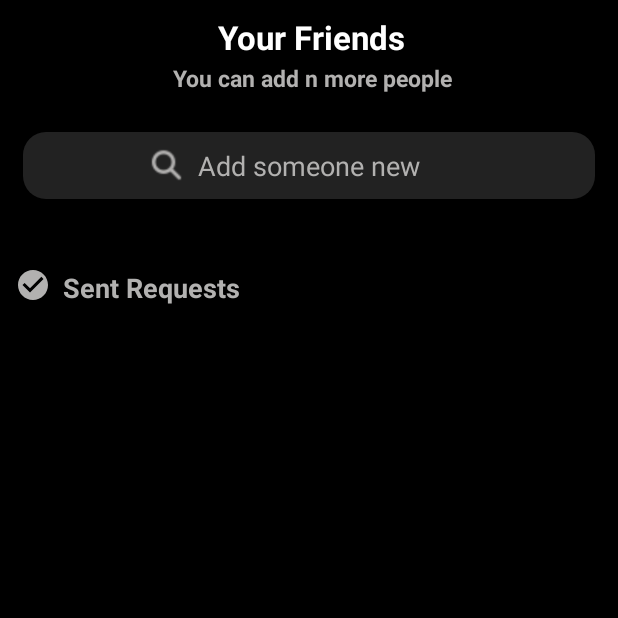
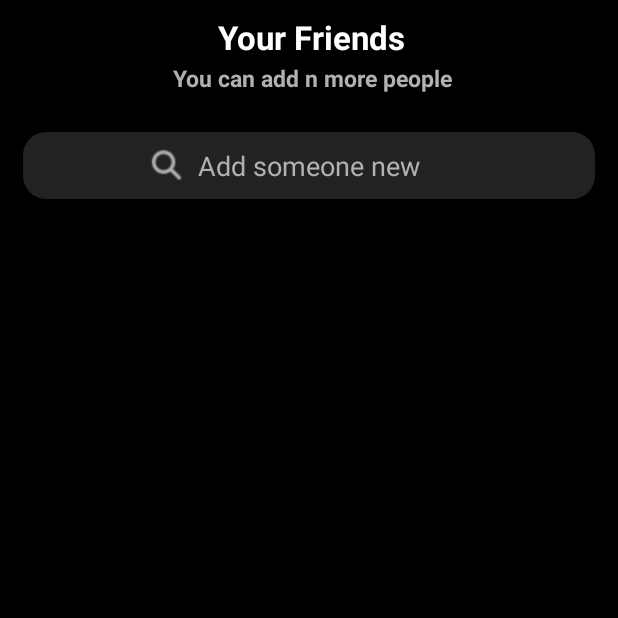
Before and after one commit to Winder510/Locket2, an Android app: the SearchUserActivity screen opened directly, with no data from a screen before it, on a phone screen of 412 x 824 dp, the top half of it. Run offline under Robolectric (Android 15) with nearby library versions, the phone set to English and light mode, and no system bars; our stand-ins replace Firebase (no records; nobody signed in at launch, a user with empty details on screens opened directly); 1 statement that could not run was skipped.

Commit message:
Merge remote-tracking branch 'origin/TanPhucUpdate-v.01' into TanPhucUpdate-v.01

```diff
--- a/app/src/main/res/layout/activity_search_user.xml
+++ b/app/src/main/res/layout/activity_search_user.xml
@@ -86,35 +86,4 @@
         android:id="@+id/search_user_recycler_view" />
 
 
-    <RelativeLayout
-        android:layout_width="match_parent"
-        android:layout_height="wrap_content"
-        android:padding="10dp"
-        android:layout_below="@id/search_user_recycler_view"
-        android:id="@+id/sent_request">
-
-        <TextView
-            android:layout_width="wrap_content"
-            android:layout_height="wrap_content"
-            android:layout_marginStart="32dp"
-            android:layout_marginTop="1dp"
-            android:text="Sent Requests"
-            android:textColor="@color/st_setting_color"
-            android:textSize="18sp"
-            android:textStyle="bold" />
-
-        <ImageView
-            android:layout_width="wrap_content"
-            android:layout_height="wrap_content"
-            android:src="@drawable/check_circle" />
-    </RelativeLayout>
-
-    <androidx.recyclerview.widget.RecyclerView
-        android:layout_width="match_parent"
-        android:layout_height="wrap_content"
-        android:layout_below="@id/sent_request"
-        android:padding="10dp"
-        android:id="@+id/sent_request_recycle" />
-
-
 </RelativeLayout>
```
